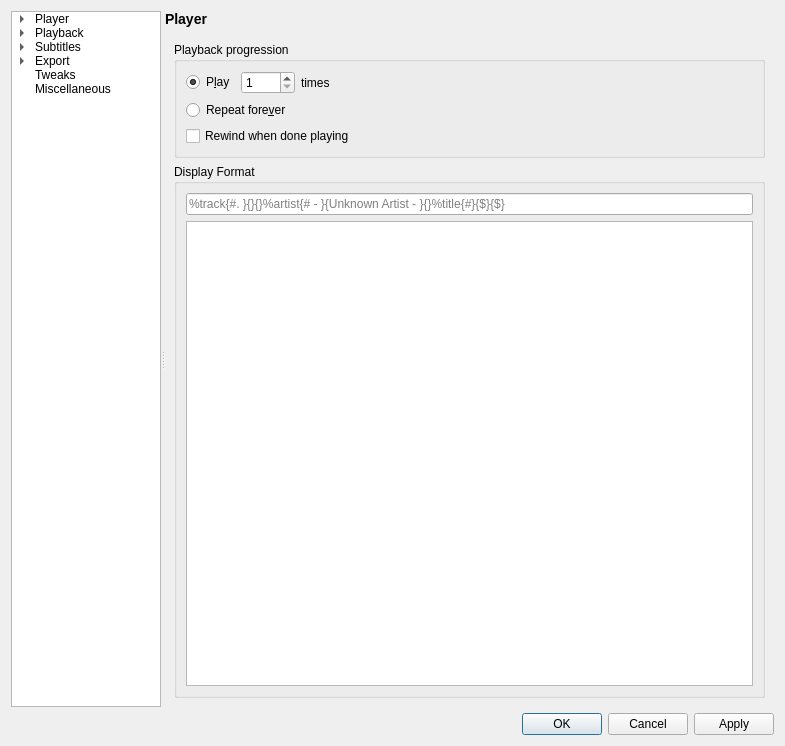
Qt form settingswindow.ui (mpc-qt/mpc-qt) before a commit.
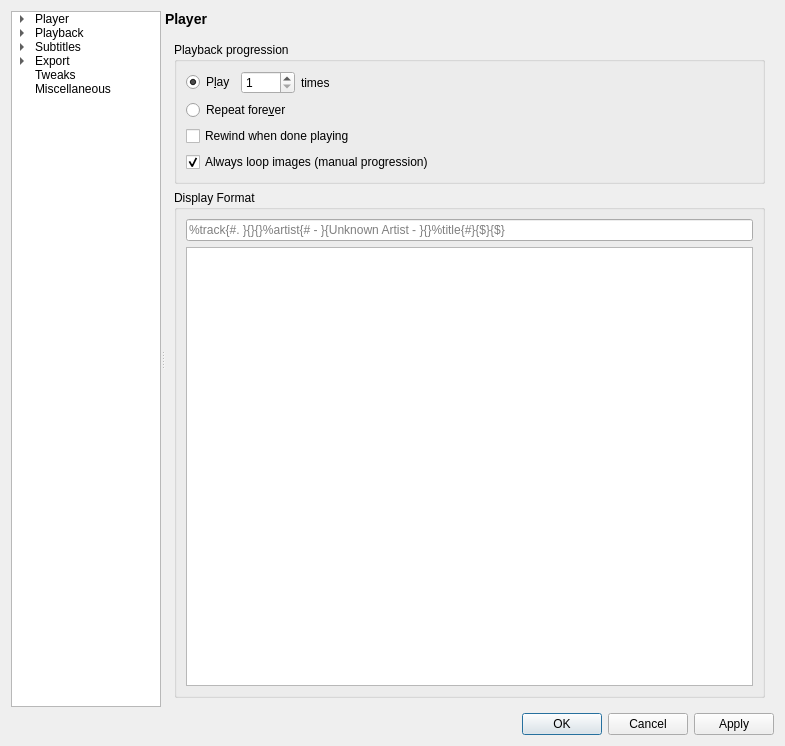
The same form after that commit. The open tabs and pages were chosen to show the change.

Commit message:
settingswindow: add checkbox for auto looping images
Arguably these sorts of files when opened should display longer than a
fraction of a second.

```diff
--- a/settingswindow.ui
+++ b/settingswindow.ui
@@ -4555,6 +4555,16 @@
                 </property>
                </widget>
               </item>
+              <item>
+               <widget class="QCheckBox" name="playbackLoopImages">
+                <property name="text">
+                 <string>Always loop images (manual progression)</string>
+                </property>
+                <property name="checked">
+                 <bool>true</bool>
+                </property>
+               </widget>
+              </item>
              </layout>
             </widget>
            </item>
```
Left out of the diff: 2 changed lines with no effect on the pictures. The commit also changes 2 other files.
